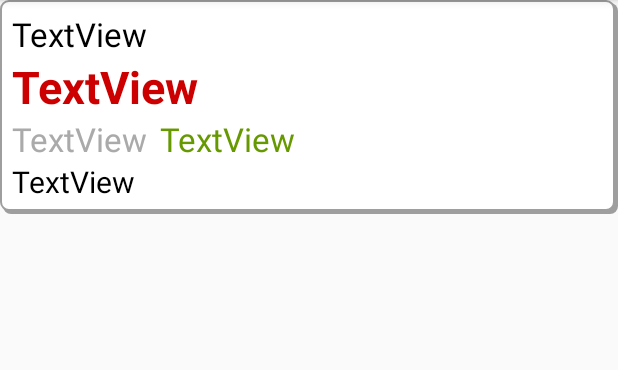
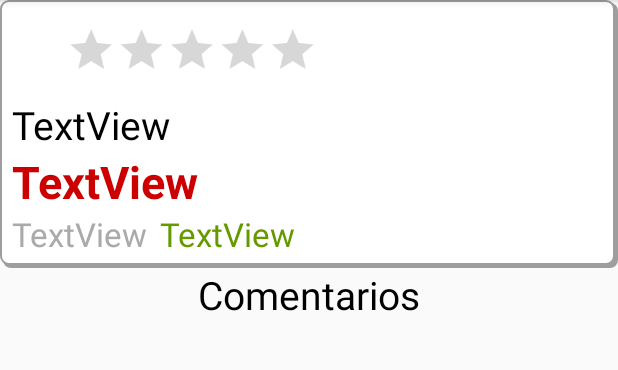
Before and after one commit to johanalamo/garbarino, an Android app: the screen it shows after launch (DetailsActivity), on a phone screen of 412 x 824 dp, the part 84-454 px from its top. Run offline under Robolectric (Android 15) with nearby library versions, the phone set to English and light mode, and no system bars.

Commit message:
add rating bar to user points

```diff
--- a/app/src/main/java/com/example/johan/garbarino/AdapterProductReviewList.kt
+++ b/app/src/main/java/com/example/johan/garbarino/AdapterProductReviewList.kt
@@ -39,7 +39,10 @@ class AdapterProductReviewList(private val data: ArrayList<Review>, private val
     // Replace the contents of a view (invoked by the layout manager)
     override fun onBindViewHolder(holder: MyViewHolder, position: Int) {
 
-        holder.linearLyt.txtReviewStars.text  = "Estrellas: " + data[position].rating.toString()
+        holder.linearLyt.txtNumReview.text  = (position + 1).toString()
+        holder.linearLyt.txtReviewStars.text  = data[position].rating.toString()
+        holder.linearLyt.rtbarProductReview.rating = data[position].rating!!
+
         holder.linearLyt.txtReviewDate.text  = data[position].submissionTime?.subSequence(0,10)
         if ((data[position].title == null) or (data[position].title == ""))
             holder.linearLyt.txtReviewTitle.text  = data[position].title
--- a/app/src/main/java/com/example/johan/garbarino/DetailsActivity.kt
+++ b/app/src/main/java/com/example/johan/garbarino/DetailsActivity.kt
@@ -95,7 +95,8 @@ class DetailsActivity : AppCompatActivity() {
     }
 
     fun showReviewsOnUI(res: ProductReviewsResponse) {
-        txtEstrellas.text = getString(R.string.strPoints) + ": " + res!!.items!![0]!!.reviewStatistics!!.average!!.toString()
+        txtEstrellas.text = res!!.items!![0]!!.reviewStatistics!!.average!!.toString()
+        rtbarProductDetails.rating = res!!.items!![0]!!.reviewStatistics!!.average!!
     }
 
     fun showDetailsOnUi(res: ProductDetailsResponse) {
--- a/app/src/main/res/layout/layout_details_activity.xml
+++ b/app/src/main/res/layout/layout_details_activity.xml
@@ -25,9 +25,19 @@
                     android:layout_height="wrap_content"
                     android:elevation="10dp"
             />
+			<TextView
+				android:text="@string/strComments"
+				style="@style/stlProductDetailsDescription"
+				android:layout_width="wrap_content"
+				android:layout_height="wrap_content"
+				android:id="@+id/txtComments"
+				android:gravity="center"
+				android:layout_gravity="center"
+			/>
+
             <android.support.v7.widget.RecyclerView
                     android:id="@+id/rviewProductListReviews"
-                    android:layout_width="wrap_content"
+                    android:layout_width="match_parent"
                     android:layout_height="wrap_content"
             />
         </LinearLayout>
--- a/app/src/main/res/layout/layout_product_details.xml
+++ b/app/src/main/res/layout/layout_product_details.xml
@@ -6,6 +6,35 @@
                 android:orientation="vertical"
                 style="@style/stlProductListItem"
 >
+    <android.support.constraint.ConstraintLayout android:layout_width="wrap_content"
+                  android:layout_height="wrap_content"
+
+    >
+        <RatingBar
+                android:id="@+id/rtbarProductDetails"
+                android:numStars="5"
+                app:layout_constraintLeft_toLeftOf="parent"
+                app:layout_constraintTop_toTopOf="parent"
+                app:layout_constraintBottom_toBottomOf="parent"
+                android:scaleY="0.7"
+                android:scaleX="0.7"
+                android:layout_width="wrap_content"
+                android:layout_height="wrap_content"
+				android:isIndicator="true"
+        />
+        <TextView
+                android:layout_marginLeft="@dimen/twoSep"
+                android:text=""
+                style="@style/stlProductDetailsStars"
+                android:layout_width="wrap_content"
+                android:layout_height="wrap_content"
+                android:id="@+id/txtEstrellas"
+                app:layout_constraintTop_toTopOf="parent"
+                app:layout_constraintBottom_toBottomOf="parent"
+                app:layout_constraintLeft_toRightOf="@id/rtbarProductDetails"
+        />
+    </android.support.constraint.ConstraintLayout>
+
     <TextView
             android:text="TextView"
             style="@style/stlProductDetailsDescription"
@@ -45,12 +74,5 @@
                 android:id="@+id/txtDiscount"
         />
     </LinearLayout>
-    <TextView
-            android:text="TextView"
-            style="@style/stlProductDetailsStars"
-            android:layout_width="wrap_content"
-            android:layout_height="wrap_content"
-            android:id="@+id/txtEstrellas"
-    />
 
 </LinearLayout>
--- a/app/src/main/res/values-xhdpi/dimens.xml
+++ b/app/src/main/res/values-xhdpi/dimens.xml
@@ -3,7 +3,7 @@
 
     <dimen name="sizeImgProductList">110dp</dimen>
 
-    <dimen name="sizeImgProductDetails">300dp</dimen>
+    <dimen name="sizeImgProductDetails">250dp</dimen>
 
     <dimen name="zeroSep">0dp</dimen>
     <dimen name="oneSep">2dp</dimen>
@@ -21,12 +21,18 @@
     <dimen name="textSizeListPriceInList">18sp</dimen>
     <dimen name="textSizeDiscountInList">18sp</dimen>
 
-    <dimen name="textSizeDescriptionInDetails">22sp</dimen>
+    <dimen name="textSizeDescriptionInDetails">26sp</dimen>
     <dimen name="textSizePriceInDetails">30sp</dimen>
     <dimen name="textSizeListPriceInDetails">22sp</dimen>
     <dimen name="textSizeDiscountInDetails">22sp</dimen>
-    <dimen name="textSizeStarsInDetails">20sp</dimen>
+    <dimen name="textSizeStarsInDetails">30sp</dimen>
 
     <dimen name="textSizeReview">18sp</dimen>
 
+    <dimen name="sizeHeightStarProductDetails">40dp</dimen>
+    <dimen name="sizeWidthStarProductDetails">200dp</dimen>
+
+    <dimen name="sizeHeightStarProductReviews">50dp</dimen>
+    <dimen name="sizeWidthStarProductReviews">100dp</dimen>
+
 </resources>
--- a/app/src/main/res/values/strings.xml
+++ b/app/src/main/res/values/strings.xml
@@ -1,5 +1,5 @@
 <resources>
     <string name="app_name">Garbarino</string>
 
-    <string name="strPoints">Puntos</string>
+    <string name="strComments">Comentarios</string>
 </resources>
```
Also changed, not shown: app/build.gradle (+0 -47 lines), app/src/main/res/layout/layout_product_review_list_recycler_view.xml (+29 -2 lines), build.gradle (+0 -46 lines).
